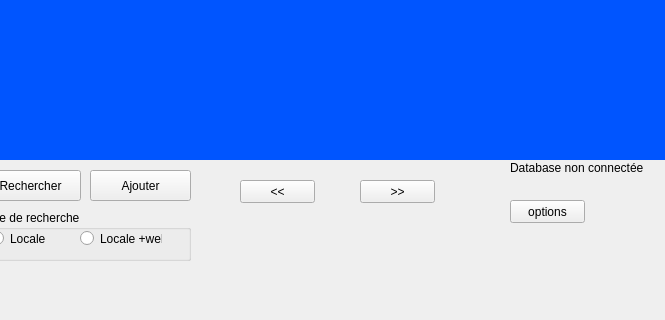
AlexSerfa/DVDFLIX, file mainwindow.ui: the form before one commit; both pictures show x 320 to 985 and y 480 to 800 of the 1368 by 800 pixel window.
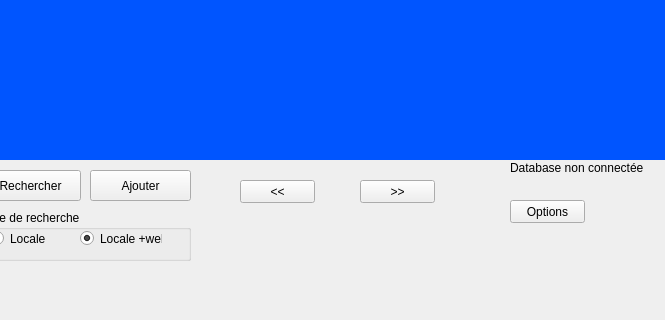
The form after the commit.

Diff of the .ui file:
```diff
--- a/mainwindow.ui
+++ b/mainwindow.ui
@@ -839,6 +839,9 @@
      <property name="text">
       <string>Locale +web</string>
      </property>
+     <property name="checked">
+      <bool>true</bool>
+     </property>
     </widget>
    </widget>
    <widget class="QPushButton" name="pushButton">
@@ -851,7 +854,7 @@
      </rect>
     </property>
     <property name="text">
-     <string>options</string>
+     <string>Options</string>
     </property>
    </widget>
   </widget>
```
